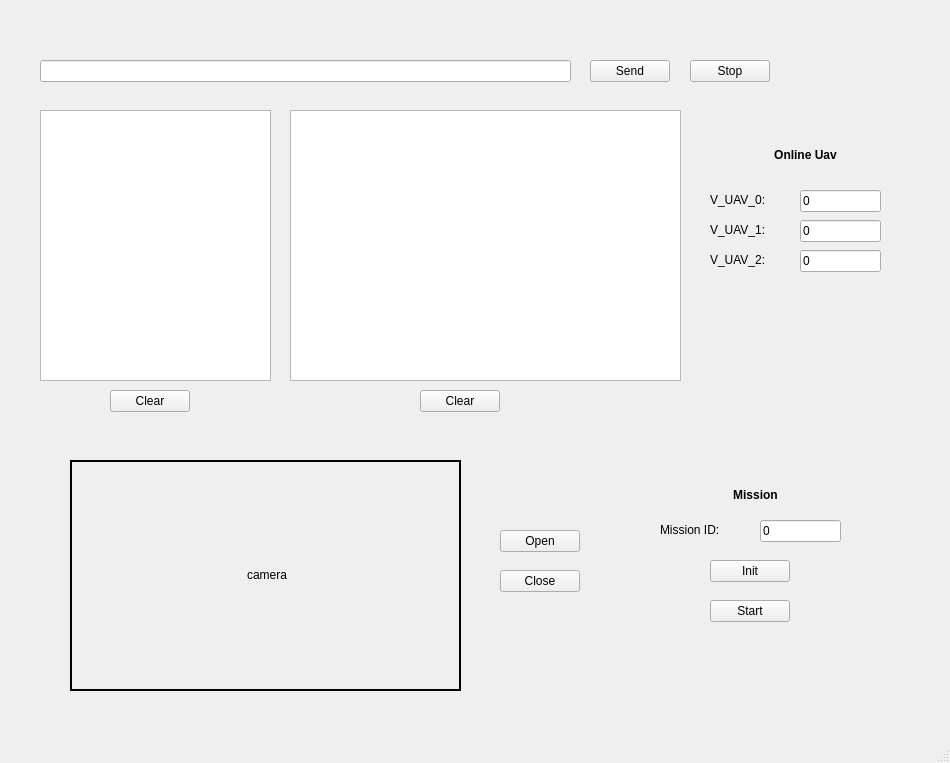
Old version of the form src/ui_control/src/v_uav_local_network.ui in the repository lpf19898026858/RLTraining_ws.
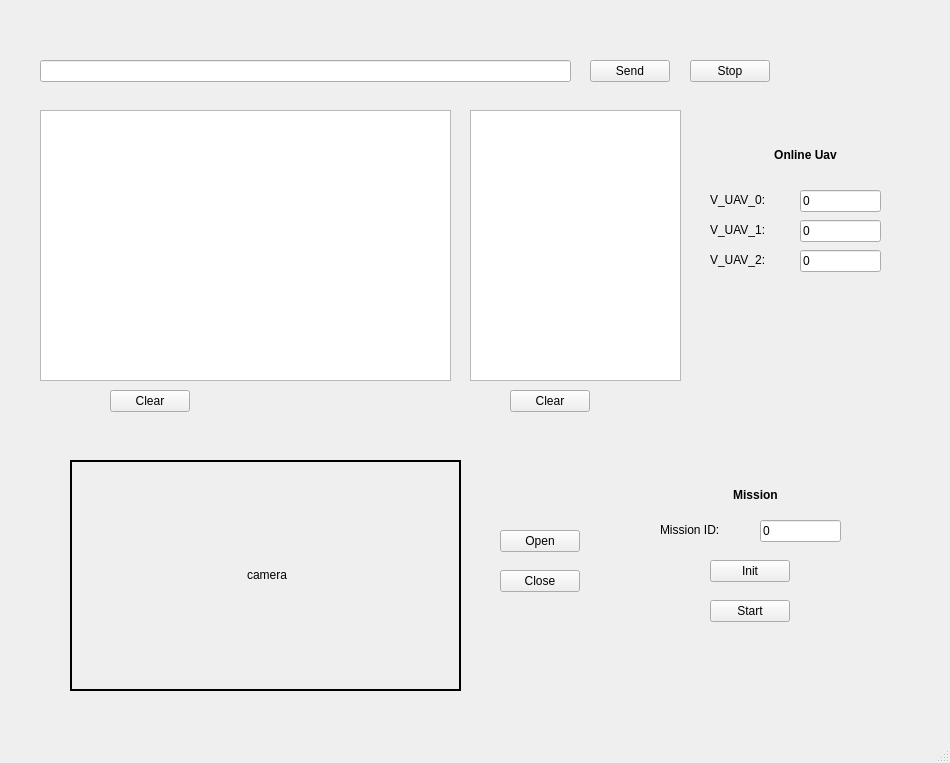
New version of the form. Icons and pictures are not drawn.

Patch:
```diff
--- a/src/ui_control/src/v_uav_local_network.ui
+++ b/src/ui_control/src/v_uav_local_network.ui
@@ -182,9 +182,9 @@
    <widget class="QPlainTextEdit" name="feedback_text_edit">
     <property name="geometry">
      <rect>
-      <x>290</x>
+      <x>470</x>
       <y>110</y>
-      <width>391</width>
+      <width>211</width>
       <height>271</height>
      </rect>
     </property>
@@ -285,7 +285,7 @@
      <rect>
       <x>40</x>
       <y>110</y>
-      <width>231</width>
+      <width>411</width>
       <height>271</height>
      </rect>
     </property>
@@ -306,7 +306,7 @@
    <widget class="QPushButton" name="clear_feedback_button">
     <property name="geometry">
      <rect>
-      <x>420</x>
+      <x>510</x>
       <y>390</y>
       <width>80</width>
       <height>22</height>
```
